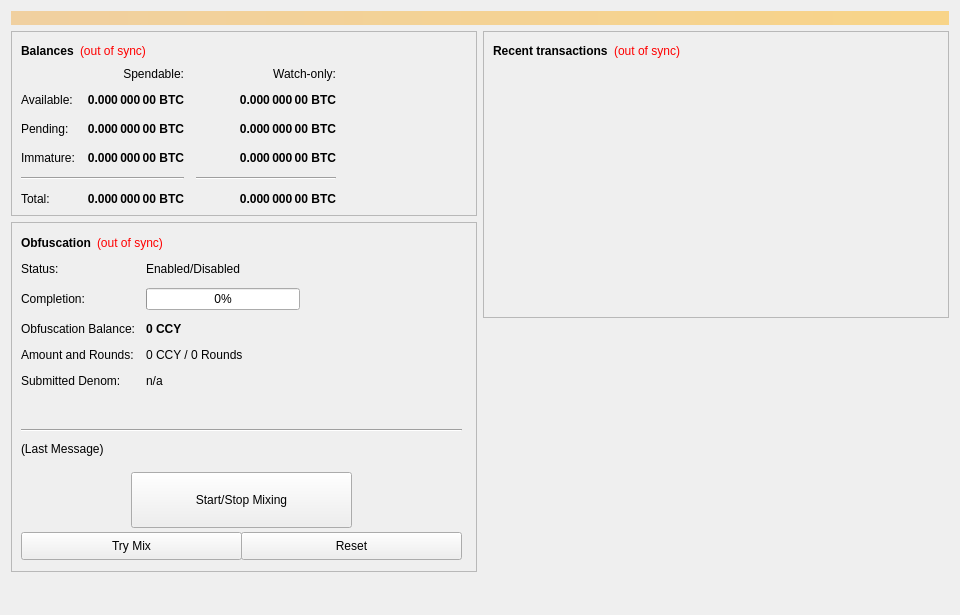
Above: src/qt/forms/overviewpage.ui from CCYofficial/CCY before the change. Below: the same form after it.
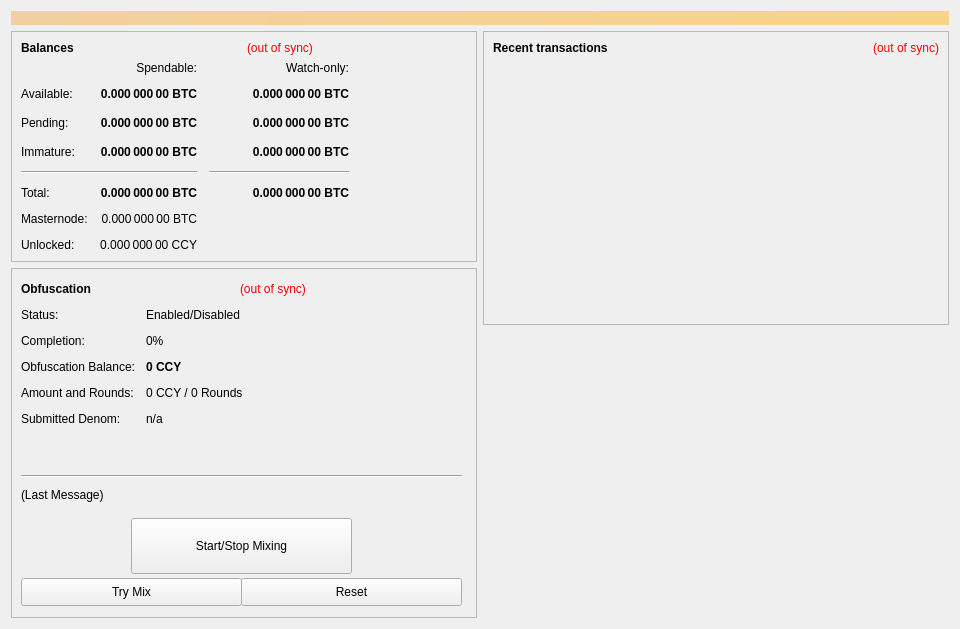
That is the form after the change.

```diff
--- a/src/qt/forms/overviewpage.ui
+++ b/src/qt/forms/overviewpage.ui
@@ -83,19 +83,7 @@
               </property>
              </widget>
             </item>
-            <item>
-             <spacer name="horizontalSpacer_3">
-              <property name="orientation">
-               <enum>Qt::Horizontal</enum>
-              </property>
-              <property name="sizeHint" stdset="0">
-               <size>
-                <width>40</width>
-                <height>20</height>
-               </size>
-              </property>
-             </spacer>
-            </item>
+           
            </layout>
           </item>
           <item>
@@ -390,6 +378,61 @@
               </property>
              </widget>
             </item>
+		<item row="6" column="1">
+              <widget class="QLabel" name="labelLockedBalance">
+               <property name="toolTip">
+                <string>Masternode collaterals</string>
+               </property>
+              <property name="text">
+               <string notr="true">0.000 000 00 BTC</string>
+              </property>
+              <property name="alignment">
+               <set>Qt::AlignRight|Qt::AlignTrailing|Qt::AlignVCenter</set>
+              </property>
+              <property name="textInteractionFlags">
+               <set>Qt::LinksAccessibleByMouse|Qt::TextSelectableByKeyboard|Qt::TextSelectableByMouse</set>
+              </property>
+             </widget>
+            </item>
+             <item row="6" column="0">
+              <widget class="QLabel" name="labelLockedBalanceText">
+               <property name="toolTip">
+                <string>Masternode collaterals</string>
+               </property>
+               <property name="text">
+                <string>Masternode:</string>
+               </property>
+              </widget>
+             </item>
+             <item row="7" column="0">
+              <widget class="QLabel" name="labelUnLockedBalanceText">
+     <property name="visible">
+      <bool>false</bool>
+     </property>
+               <property name="toolTip">
+                <string>Unlocked CCY.</string>
+               </property>
+               <property name="text">
+                <string>Unlocked:</string>
+               </property>
+              </widget>
+             </item>
+             <item row="7" column="1">
+              <widget class="QLabel" name="labelUnLockedBalance">
+     <property name="visible">
+      <bool>false</bool>
+     </property>
+               <property name="toolTip">
+                <string>Unlocked CCY.</string>
+               </property>
+               <property name="text">
+                <string>0.000 000 00 CCY</string>
+               </property>
+               <property name="alignment">
+                <set>Qt::AlignRight|Qt::AlignTrailing|Qt::AlignVCenter</set>
+               </property>
+              </widget>
+             </item>
            </layout>
           </item>
          </layout>
@@ -446,15 +489,15 @@
             </widget>
            </item>
            <item row="1" column="1">
-            <widget class="QProgressBar" name="obfuscationProgress">
+            <widget class="QLabel" name="obfuscationProgress">
              <property name="maximumSize">
               <size>
                <width>154</width>
                <height>16777215</height>
               </size>
              </property>
-             <property name="value">
-              <number>0</number>
+             <property name="text">
+              <string>0%</string>
              </property>
             </widget>
            </item>
@@ -1098,19 +1141,7 @@
              </property>
             </widget>
            </item>
-           <item>
-            <spacer name="horizontalSpacer_4">
-             <property name="orientation">
-              <enum>Qt::Horizontal</enum>
-             </property>
-             <property name="sizeHint" stdset="0">
-              <size>
-               <width>40</width>
-               <height>20</height>
-              </size>
-             </property>
-            </spacer>
-           </item>
+          
           </layout>
          </widget>
         </widget>
@@ -1176,19 +1207,7 @@
               </property>
              </widget>
             </item>
-            <item>
-             <spacer name="horizontalSpacer">
-              <property name="orientation">
-               <enum>Qt::Horizontal</enum>
-              </property>
-              <property name="sizeHint" stdset="0">
-               <size>
-                <width>40</width>
-                <height>20</height>
-               </size>
-              </property>
-             </spacer>
-            </item>
+
            </layout>
           </item>
           <item>
```
Left out of the diff: 9 changed lines with no effect on the pictures.
